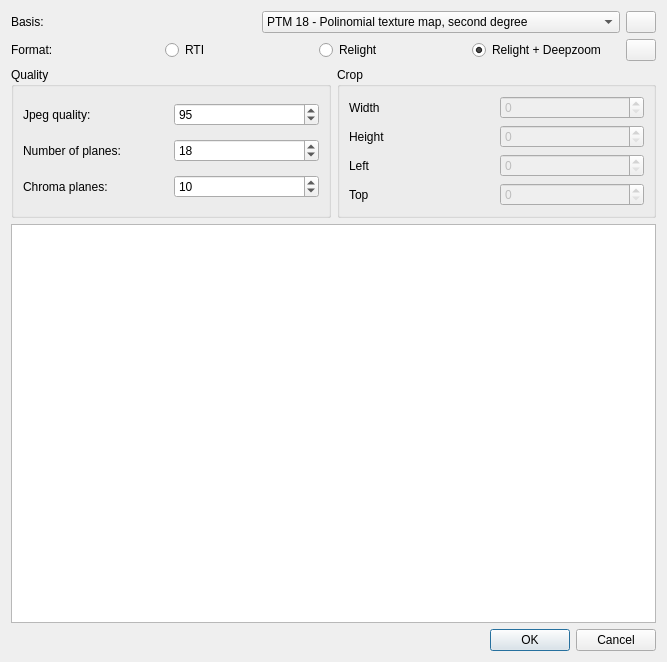
First picture: the form in highlight/rtiexport.ui, repository cnr-isti-vclab/relight, before the edit.
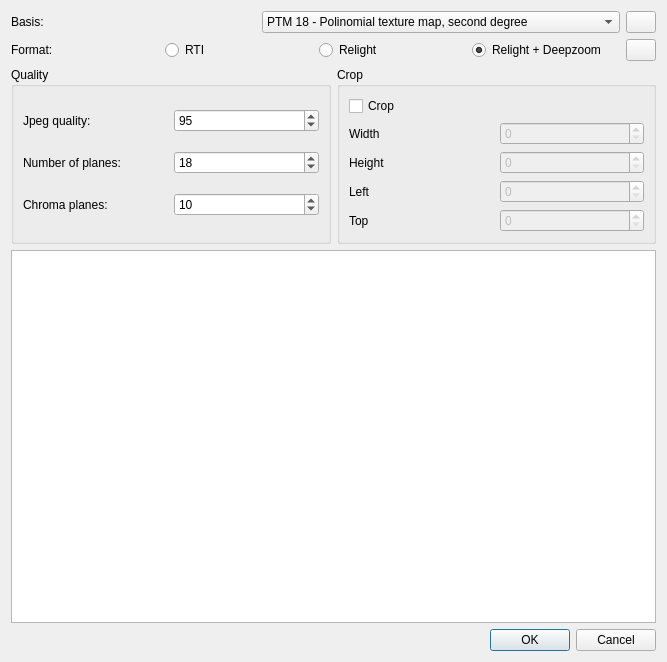
Second picture: the form after the edit. Icons and pictures are not drawn. Custom widgets are drawn as their Qt base class.

```diff
--- a/highlight/rtiexport.ui
+++ b/highlight/rtiexport.ui
@@ -276,6 +276,13 @@
           </property>
          </widget>
         </item>
+        <item row="0" column="0">
+         <widget class="QCheckBox" name="cropCheck">
+          <property name="text">
+           <string>Crop</string>
+          </property>
+         </widget>
+        </item>
        </layout>
       </widget>
      </item>
@@ -296,6 +303,13 @@
    </item>
   </layout>
  </widget>
+ <customwidgets>
+  <customwidget>
+   <class>ImageCropper</class>
+   <extends>QGraphicsView</extends>
+   <header>imagecropper.h</header>
+  </customwidget>
+ </customwidgets>
  <resources/>
  <connections>
   <connection>
```
Left out of the diff: 8 changed lines with no effect on the pictures.
